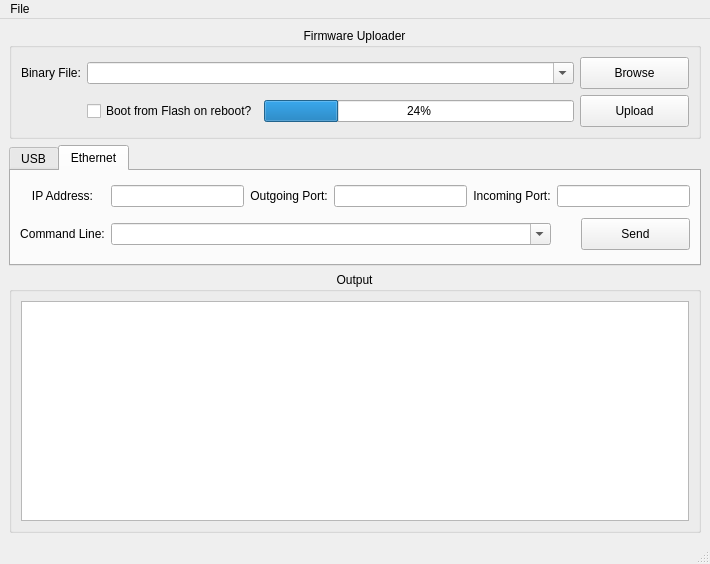
Above: mchelper/branches/multiboard_support/mchelper.ui from makingthings/makecontroller before the change. Below: the same form after it.
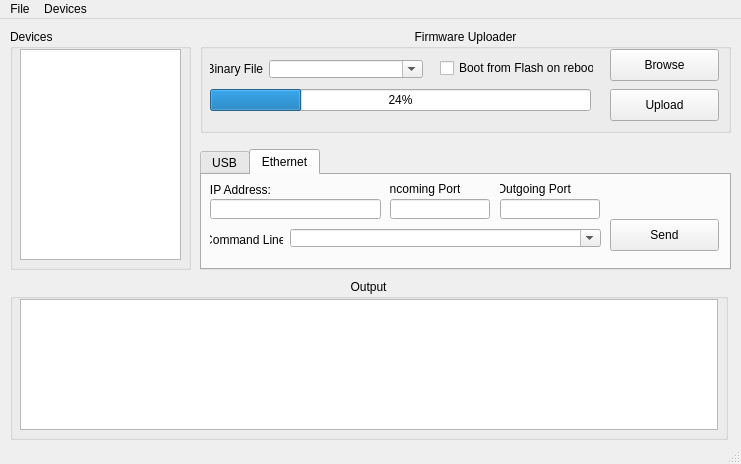
That is the form after the change.

Commit message: *) First UI rework to support multiple devices listing *) helper method to query all attached UsbSerial boards *) temp "Devices" menu for testing *) stubs for new Board objects (Udp, Usb/Serial and Usb/Samba)

Diff of the .ui file:
```diff
--- a/mchelper/branches/multiboard_support/mchelper.ui
+++ b/mchelper/branches/multiboard_support/mchelper.ui
@@ -5,8 +5,8 @@
    <rect>
     <x>0</x>
     <y>0</y>
-    <width>710</width>
-    <height>564</height>
+    <width>741</width>
+    <height>464</height>
    </rect>
   </property>
   <property name="sizePolicy" >
@@ -21,135 +21,15 @@
    <string>Make Controller Helper</string>
   </property>
   <widget class="QWidget" name="centralwidget" >
-   <layout class="QVBoxLayout" >
-    <property name="margin" >
-     <number>9</number>
-    </property>
-    <property name="spacing" >
-     <number>6</number>
-    </property>
-    <item>
-     <widget class="QGroupBox" name="uploaderGroupBox" >
-      <property name="minimumSize" >
-       <size>
-        <width>0</width>
-        <height>101</height>
-       </size>
-      </property>
-      <property name="maximumSize" >
-       <size>
-        <width>16777215</width>
-        <height>111</height>
-       </size>
-      </property>
-      <property name="title" >
-       <string>Firmware Uploader</string>
-      </property>
-      <property name="alignment" >
-       <set>Qt::AlignHCenter|Qt::AlignTop</set>
-      </property>
-      <layout class="QGridLayout" >
-       <property name="margin" >
-        <number>9</number>
-       </property>
-       <property name="spacing" >
-        <number>6</number>
-       </property>
-       <item row="1" column="3" >
-        <widget class="QPushButton" name="uploadButton" >
-         <property name="minimumSize" >
-          <size>
-           <width>109</width>
-           <height>32</height>
-          </size>
-         </property>
-         <property name="maximumSize" >
-          <size>
-           <width>109</width>
-           <height>32</height>
-          </size>
-         </property>
-         <property name="focusPolicy" >
-          <enum>Qt::NoFocus</enum>
-         </property>
-         <property name="text" >
-          <string>Upload</string>
-         </property>
-        </widget>
-       </item>
-       <item row="0" column="3" >
-        <widget class="QPushButton" name="fileSelectButton" >
-         <property name="minimumSize" >
-          <size>
-           <width>109</width>
-           <height>32</height>
-          </size>
-         </property>
-         <property name="maximumSize" >
-          <size>
-           <width>109</width>
-           <height>32</height>
-          </size>
-         </property>
-         <property name="focusPolicy" >
-          <enum>Qt::NoFocus</enum>
-         </property>
-         <property name="text" >
-          <string>Browse</string>
-         </property>
-        </widget>
-       </item>
-       <item row="1" column="2" >
-        <widget class="QProgressBar" name="progressBar" >
-         <property name="value" >
-          <number>24</number>
-         </property>
-         <property name="orientation" >
-          <enum>Qt::Horizontal</enum>
-         </property>
-        </widget>
-       </item>
-       <item row="0" column="1" colspan="2" >
-        <widget class="QComboBox" name="fileSelectText" >
-         <property name="editable" >
-          <bool>true</bool>
-         </property>
-         <property name="insertPolicy" >
-          <enum>QComboBox::InsertAtTop</enum>
-         </property>
-         <property name="minimumContentsLength" >
-          <number>1</number>
-         </property>
-        </widget>
-       </item>
-       <item row="0" column="0" >
-        <widget class="QLabel" name="fileLabel" >
-         <property name="acceptDrops" >
-          <bool>false</bool>
-         </property>
-         <property name="text" >
-          <string>Binary File:</string>
-         </property>
-         <property name="alignment" >
-          <set>Qt::AlignCenter</set>
-         </property>
-         <property name="buddy" >
-          <cstring>fileSelectText</cstring>
-         </property>
-        </widget>
-       </item>
-       <item row="1" column="1" >
-        <widget class="QCheckBox" name="bitFlipSwitch" >
-         <property name="text" >
-          <string>Boot from Flash on reboot?</string>
-         </property>
-        </widget>
-       </item>
-      </layout>
-     </widget>
-    </item>
-    <item>
      <widget class="QTabWidget" name="tabWidget" >
+    <property name="geometry" >
+     <rect>
+      <x>200</x>
+      <y>130</y>
+      <width>531</width>
+      <height>121</height>
+     </rect>
+    </property>
       <property name="minimumSize" >
        <size>
         <width>0</width>
@@ -251,15 +131,36 @@
        <attribute name="toolTip" >
         <string>Send OSC messages to the Make Controller Kit via Ethernet</string>
        </attribute>
-       <layout class="QGridLayout" >
-        <property name="margin" >
-         <number>9</number>
-        </property>
-        <property name="spacing" >
-         <number>6</number>
-        </property>
-        <item row="0" column="4" >
+    </widget>
+   </widget>
+   <widget class="QLineEdit" name="textRemotePort" >
+    <property name="geometry" >
+     <rect>
+      <x>500</x>
+      <y>180</y>
+      <width>100</width>
+      <height>20</height>
+     </rect>
+    </property>
+    <property name="minimumSize" >
+     <size>
+      <width>100</width>
+      <height>0</height>
+     </size>
+    </property>
+    <property name="toolTip" >
+     <string>Send messages to the board on this port.</string>
+    </property>
+   </widget>
          <widget class="QLabel" name="fileLabel_4" >
+    <property name="geometry" >
+     <rect>
+      <x>390</x>
+      <y>160</y>
+      <width>70</width>
+      <height>20</height>
+     </rect>
+    </property>
           <property name="acceptDrops" >
            <bool>false</bool>
           </property>
@@ -273,22 +174,34 @@
            <cstring>textLocalPort</cstring>
           </property>
          </widget>
-        </item>
-        <item row="0" column="3" >
-         <widget class="QLineEdit" name="textRemotePort" >
-          <property name="minimumSize" >
-           <size>
-            <width>111</width>
-            <height>0</height>
-           </size>
-          </property>
-          <property name="toolTip" >
-           <string>Send messages to the board on this port.</string>
-          </property>
-         </widget>
-        </item>
-        <item row="0" column="2" >
+   <widget class="QComboBox" name="commandLine" >
+    <property name="geometry" >
+     <rect>
+      <x>290</x>
+      <y>210</y>
+      <width>311</width>
+      <height>18</height>
+     </rect>
+    </property>
+    <property name="editable" >
+     <bool>true</bool>
+    </property>
+    <property name="insertPolicy" >
+     <enum>QComboBox::InsertAtTop</enum>
+    </property>
+    <property name="minimumContentsLength" >
+     <number>1</number>
+    </property>
+   </widget>
          <widget class="QLabel" name="fileLabel_6" >
+    <property name="geometry" >
+     <rect>
+      <x>500</x>
+      <y>160</y>
+      <width>71</width>
+      <height>20</height>
+     </rect>
+    </property>
           <property name="acceptDrops" >
            <bool>false</bool>
           </property>
@@ -302,22 +215,15 @@
            <cstring>textRemotePort</cstring>
           </property>
          </widget>
-        </item>
-        <item row="0" column="5" >
-         <widget class="QLineEdit" name="textLocalPort" >
-          <property name="minimumSize" >
-           <size>
-            <width>111</width>
-            <height>0</height>
-           </size>
-          </property>
-          <property name="toolTip" >
-           <string>Listen on this port for messages from the board.</string>
-          </property>
-         </widget>
-        </item>
-        <item row="0" column="1" >
          <widget class="QLineEdit" name="textIPAddress" >
+    <property name="geometry" >
+     <rect>
+      <x>210</x>
+      <y>180</y>
+      <width>171</width>
+      <height>20</height>
+     </rect>
+    </property>
           <property name="minimumSize" >
            <size>
             <width>121</width>
@@ -328,22 +234,37 @@
            <string comment="IP address of the board to talk to" >The IP address of the board to talk to.</string>
           </property>
          </widget>
-        </item>
-        <item row="1" column="1" colspan="4" >
-         <widget class="QComboBox" name="commandLine" >
-          <property name="editable" >
-           <bool>true</bool>
-          </property>
-          <property name="insertPolicy" >
-           <enum>QComboBox::InsertAtTop</enum>
-          </property>
-          <property name="minimumContentsLength" >
-           <number>1</number>
-          </property>
-         </widget>
-        </item>
-        <item row="1" column="5" >
+   <widget class="QLabel" name="fileLabel_2" >
+    <property name="geometry" >
+     <rect>
+      <x>210</x>
+      <y>210</y>
+      <width>73</width>
+      <height>21</height>
+     </rect>
+    </property>
+    <property name="acceptDrops" >
+     <bool>false</bool>
+    </property>
+    <property name="text" >
+     <string>Command Line:</string>
+    </property>
+    <property name="alignment" >
+     <set>Qt::AlignCenter</set>
+    </property>
+    <property name="buddy" >
+     <cstring>commandLineUsb</cstring>
+    </property>
+   </widget>
          <widget class="QPushButton" name="sendButton" >
+    <property name="geometry" >
+     <rect>
+      <x>610</x>
+      <y>200</y>
+      <width>109</width>
+      <height>32</height>
+     </rect>
+    </property>
           <property name="minimumSize" >
            <size>
             <width>109</width>
@@ -369,9 +290,34 @@
            <string>Send</string>
           </property>
          </widget>
-        </item>
-        <item row="0" column="0" >
+   <widget class="QLineEdit" name="textLocalPort" >
+    <property name="geometry" >
+     <rect>
+      <x>390</x>
+      <y>180</y>
+      <width>100</width>
+      <height>20</height>
+     </rect>
+    </property>
+    <property name="minimumSize" >
+     <size>
+      <width>100</width>
+      <height>0</height>
+     </size>
+    </property>
+    <property name="toolTip" >
+     <string>Listen on this port for messages from the board.</string>
+    </property>
+   </widget>
          <widget class="QLabel" name="fileLabel_5" >
+    <property name="geometry" >
+     <rect>
+      <x>210</x>
+      <y>160</y>
+      <width>61</width>
+      <height>21</height>
+     </rect>
+    </property>
           <property name="acceptDrops" >
            <bool>false</bool>
           </property>
@@ -385,44 +331,207 @@
            <cstring>textIPAddress</cstring>
           </property>
          </widget>
-        </item>
-        <item row="1" column="0" >
-         <widget class="QLabel" name="fileLabel_2" >
+   <widget class="QGroupBox" name="uploaderGroupBox" >
+    <property name="geometry" >
+     <rect>
+      <x>200</x>
+      <y>10</y>
+      <width>531</width>
+      <height>104</height>
+     </rect>
+    </property>
+    <property name="minimumSize" >
+     <size>
+      <width>0</width>
+      <height>101</height>
+     </size>
+    </property>
+    <property name="maximumSize" >
+     <size>
+      <width>16777215</width>
+      <height>111</height>
+     </size>
+    </property>
+    <property name="title" >
+     <string>Firmware Uploader</string>
+    </property>
+    <property name="alignment" >
+     <set>Qt::AlignHCenter|Qt::AlignTop</set>
+    </property>
+    <widget class="QComboBox" name="fileSelectText" >
+     <property name="geometry" >
+      <rect>
+       <x>69</x>
+       <y>31</y>
+       <width>154</width>
+       <height>18</height>
+      </rect>
+     </property>
+     <property name="editable" >
+      <bool>true</bool>
+     </property>
+     <property name="insertPolicy" >
+      <enum>QComboBox::InsertAtTop</enum>
+     </property>
+     <property name="minimumContentsLength" >
+      <number>1</number>
+     </property>
+    </widget>
+    <widget class="QLabel" name="fileLabel" >
+     <property name="geometry" >
+      <rect>
+       <x>10</x>
+       <y>24</y>
+       <width>53</width>
+       <height>32</height>
+      </rect>
+     </property>
           <property name="acceptDrops" >
            <bool>false</bool>
           </property>
           <property name="text" >
-           <string>Command Line:</string>
+      <string>Binary File:</string>
           </property>
           <property name="alignment" >
            <set>Qt::AlignCenter</set>
           </property>
           <property name="buddy" >
-           <cstring>commandLineUsb</cstring>
-          </property>
-         </widget>
-        </item>
-       </layout>
-      </widget>
-     </widget>
-    </item>
-    <item>
+      <cstring>fileSelectText</cstring>
+     </property>
+    </widget>
+    <widget class="QCheckBox" name="bitFlipSwitch" >
+     <property name="geometry" >
+      <rect>
+       <x>240</x>
+       <y>30</y>
+       <width>154</width>
+       <height>18</height>
+      </rect>
+     </property>
+     <property name="text" >
+      <string>Boot from Flash on reboot?</string>
+     </property>
+    </widget>
+    <widget class="QProgressBar" name="progressBar" >
+     <property name="geometry" >
+      <rect>
+       <x>10</x>
+       <y>60</y>
+       <width>381</width>
+       <height>22</height>
+      </rect>
+     </property>
+     <property name="value" >
+      <number>24</number>
+     </property>
+     <property name="orientation" >
+      <enum>Qt::Horizontal</enum>
+     </property>
+    </widget>
+    <widget class="QPushButton" name="fileSelectButton" >
+     <property name="geometry" >
+      <rect>
+       <x>410</x>
+       <y>20</y>
+       <width>109</width>
+       <height>32</height>
+      </rect>
+     </property>
+     <property name="minimumSize" >
+      <size>
+       <width>109</width>
+       <height>32</height>
+      </size>
+     </property>
+     <property name="maximumSize" >
+      <size>
+       <width>109</width>
+       <height>32</height>
+      </size>
+     </property>
+     <property name="focusPolicy" >
+      <enum>Qt::NoFocus</enum>
+     </property>
+     <property name="text" >
+      <string>Browse</string>
+     </property>
+    </widget>
+    <widget class="QPushButton" name="uploadButton" >
+     <property name="geometry" >
+      <rect>
+       <x>410</x>
+       <y>60</y>
+       <width>109</width>
+       <height>32</height>
+      </rect>
+     </property>
+     <property name="minimumSize" >
+      <size>
+       <width>109</width>
+       <height>32</height>
+      </size>
+     </property>
+     <property name="maximumSize" >
+      <size>
+       <width>109</width>
+       <height>32</height>
+      </size>
+     </property>
+     <property name="focusPolicy" >
+      <enum>Qt::NoFocus</enum>
+     </property>
+     <property name="text" >
+      <string>Upload</string>
+     </property>
+    </widget>
+   </widget>
+   <widget class="QGroupBox" name="devicesGroupBox" >
+    <property name="geometry" >
+     <rect>
+      <x>10</x>
+      <y>10</y>
+      <width>181</width>
+      <height>241</height>
+     </rect>
+    </property>
+    <property name="title" >
+     <string>Devices</string>
+    </property>
+    <widget class="QListView" name="listView" >
+     <property name="geometry" >
+      <rect>
+       <x>10</x>
+       <y>20</y>
+       <width>161</width>
+       <height>211</height>
+      </rect>
+     </property>
+    </widget>
+   </widget>
      <widget class="QGroupBox" name="groupBox" >
+    <property name="geometry" >
+     <rect>
+      <x>10</x>
+      <y>260</y>
+      <width>718</width>
+      <height>161</height>
+     </rect>
+    </property>
       <property name="title" >
        <string>Output</string>
       </property>
       <property name="alignment" >
        <set>Qt::AlignHCenter</set>
       </property>
-      <layout class="QGridLayout" >
-       <property name="margin" >
-        <number>9</number>
-       </property>
-       <property name="spacing" >
-        <number>6</number>
-       </property>
-       <item row="0" column="0" >
         <widget class="QTextEdit" name="mainConsole" >
+     <property name="geometry" >
+      <rect>
+       <x>10</x>
+       <y>20</y>
+       <width>698</width>
+       <height>131</height>
+      </rect>
+     </property>
          <property name="lineWrapMode" >
           <enum>QTextEdit::WidgetWidth</enum>
          </property>
@@ -430,19 +539,15 @@
           <bool>true</bool>
          </property>
         </widget>
-       </item>
-      </layout>
-     </widget>
-    </item>
-   </layout>
+   </widget>
   </widget>
   <widget class="QMenuBar" name="menubar" >
    <property name="geometry" >
     <rect>
      <x>0</x>
      <y>0</y>
-     <width>710</width>
-     <height>22</height>
+     <width>741</width>
+     <height>21</height>
     </rect>
    </property>
    <widget class="QMenu" name="menuFile" >
@@ -452,7 +557,13 @@
     <addaction name="actionAboutMchelper" />
     <addaction name="actionClearOutput" />
    </widget>
+   <widget class="QMenu" name="menuDevices" >
+    <property name="title" >
+     <string>Devices</string>
+    </property>
+   </widget>
    <addaction name="menuFile" />
+   <addaction name="menuDevices" />
   </widget>
   <widget class="QStatusBar" name="statusbar" />
   <action name="actionAboutMchelper" >
```
Left out of the diff: 96 changed lines with no effect on the pictures. Lines whose indentation alone changed are shown as unchanged. The commit also changes 6 other files.
